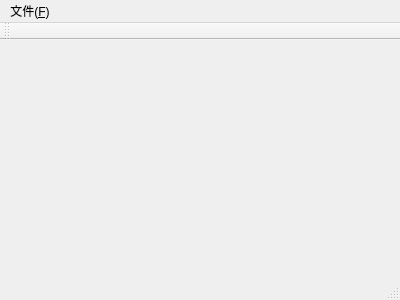
Above: 004_MainApp/mainwindow.ui from Orig5826/QtDemo before the change. Below: the same form after it.
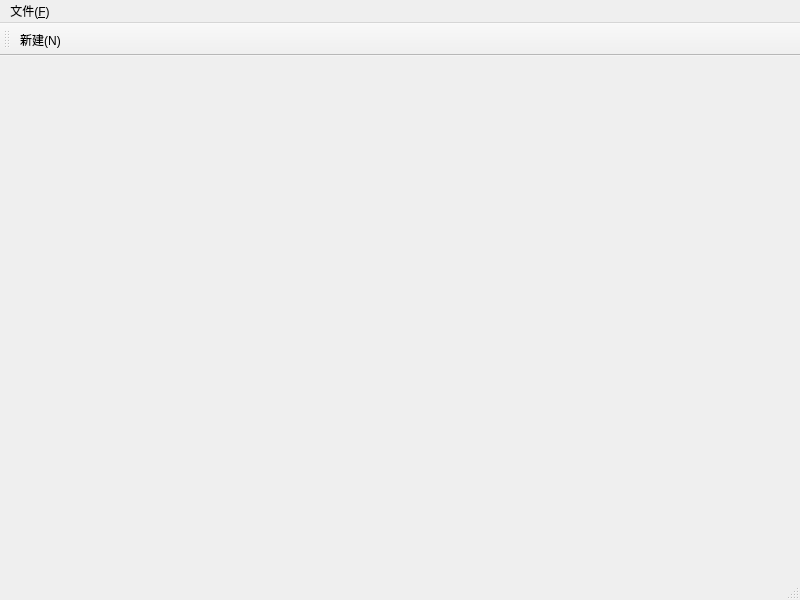
That is the form after the change. Icons and pictures are not drawn.

Patch:
```diff
--- a/004_MainApp/mainwindow.ui
+++ b/004_MainApp/mainwindow.ui
@@ -6,8 +6,8 @@
    <rect>
     <x>0</x>
     <y>0</y>
-    <width>400</width>
-    <height>300</height>
+    <width>800</width>
+    <height>600</height>
    </rect>
   </property>
   <property name="windowTitle">
@@ -19,7 +19,7 @@
     <rect>
      <x>0</x>
      <y>0</y>
-     <width>400</width>
+     <width>800</width>
      <height>26</height>
     </rect>
    </property>
@@ -38,6 +38,7 @@
    <attribute name="toolBarBreak">
     <bool>false</bool>
    </attribute>
+   <addaction name="action_N"/>
   </widget>
   <widget class="QStatusBar" name="statusBar"/>
   <action name="action_N">
```
